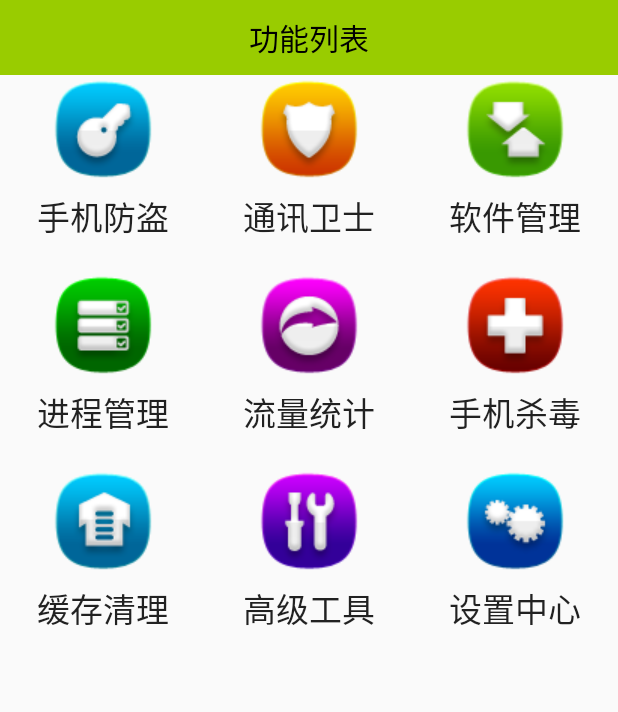
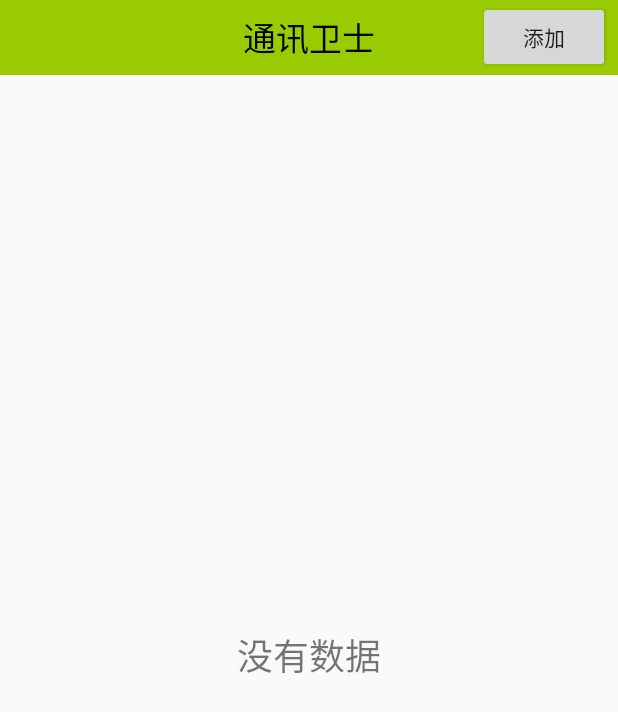
Before and after one commit to xiaoqianxin33/mobiesafe, an Android app: the screen it shows after launch (MnActivity before the commit, TelSmsSafeActivity after it), after a tap on "通讯卫士", on a phone screen of 412 x 824 dp. Shown: the top 712 px of the screen. Run offline under Robolectric (Android 15) with nearby library versions, the phone set to English and light mode, and no system bars; our stand-ins replace ButterKnife; libraries missing offline, so code that uses them is left out: com.lidroid.xutils; 1 statement that could not run was skipped.

Commit message:
4/23/2:17

```diff
--- a/app/src/main/java/com/xiao/mobiesafe/activity/MnActivity.java
+++ b/app/src/main/java/com/xiao/mobiesafe/activity/MnActivity.java
@@ -54,6 +54,9 @@ public class MnActivity extends AppCompatActivity {
                         break;
                     case 7:
                         startActivity(new Intent(getApplication(), AToolsActivity.class));
+                        break;
+                    case 1:
+                        startActivity(new Intent(getApplication(), TelSmsSafeActivity.class));
                         break;
                 }
             }
--- /dev/null
+++ b/app/src/main/java/com/xiao/mobiesafe/activity/TelSmsSafeActivity.java
@@ -0,0 +1,178 @@
+package com.xiao.mobiesafe.activity;
+
+import android.os.Bundle;
+import android.os.Handler;
+import android.os.Message;
+import android.os.SystemClock;
+import android.support.v7.app.AppCompatActivity;
+import android.view.View;
+import android.view.ViewGroup;
+import android.widget.Adapter;
+import android.widget.BaseAdapter;
+import android.widget.Button;
+import android.widget.ImageView;
+import android.widget.ListView;
+import android.widget.ProgressBar;
+import android.widget.TextView;
+
+import com.xiao.mobiesafe.R;
+import com.xiao.mobiesafe.dao.BlackDao;
+import com.xiao.mobiesafe.domain.BlackBean;
+import com.xiao.mobiesafe.domain.BlackTable;
+
+import java.util.ArrayList;
+import java.util.List;
+
+import butterknife.Bind;
+import butterknife.ButterKnife;
+
+public class TelSmsSafeActivity extends AppCompatActivity {
+
+    @Bind(R.id.bt_telsms_addsafenumber)
+    Button btTelsmsAddsafenumber;
+    @Bind(R.id.lv_telsms_safenumbers)
+    ListView lvTelsmsSafenumbers;
+    @Bind(R.id.tv_telsms_nodata)
+    TextView tvTelsmsNodata;
+    @Bind(R.id.pb_telsms_loading)
+    ProgressBar pbTelsmsLoading;
+    BlackDao blackDao;
+    protected static final int LOADING = 1;
+    protected static final int FINISH = 2;
+    List<BlackBean> datas = new ArrayList<>();
+
+    public Handler handler = new Handler() {
+        @Override
+        public void handleMessage(Message msg) {
+            super.handleMessage(msg);
+
+            switch (msg.what) {
+                case LOADING:
+                    pbTelsmsLoading.setVisibility(View.VISIBLE);
+
+                    lvTelsmsSafenumbers.setVisibility(View.GONE);
+
+                    tvTelsmsNodata.setVisibility(View.GONE);
+                    break;
+
+                case FINISH:
+                    if (datas.size() == 0) {
+                        pbTelsmsLoading.setVisibility(View.GONE);
+
+                        lvTelsmsSafenumbers.setVisibility(View.GONE);
+
+                        tvTelsmsNodata.setVisibility(View.VISIBLE);
+                    } else {
+                        pbTelsmsLoading.setVisibility(View.GONE);
+
+                        lvTelsmsSafenumbers.setVisibility(View.VISIBLE);
+
+                        tvTelsmsNodata.setVisibility(View.GONE);
+                    }
+                    break;
+
+
+            }
+
+        }
+    };
+
+    @Override
+    protected void onCreate(Bundle savedInstanceState) {
+        super.onCreate(savedInstanceState);
+
+        blackDao = new BlackDao(getApplicationContext());
+        initView();
+        initDate();
+    }
+
+    private void initDate() {
+
+        new Thread() {
+            @Override
+            public void run() {
+
+                handler.obtainMessage(LOADING).sendToTarget();
+
+                SystemClock.sleep(2000);
+                datas = blackDao.getAllDatas();
+                handler.obtainMessage(FINISH).sendToTarget();
+            }
+        }.start();
+
+
+    }
+
+    private class ItemView {
+        TextView tv_phone;
+
+        TextView tv_mode;
+
+        ImageView iv_delete;
+    }
+
+
+    private void initView() {
+
+        setContentView(R.layout.activity_tel_sms_safe);
+        ButterKnife.bind(this);
+        MyAdapter adapter = new MyAdapter();
+
+        lvTelsmsSafenumbers.setAdapter(adapter);
+    }
+
+    class MyAdapter extends BaseAdapter {
+        @Override
+        public int getCount() {
+            return datas.size();
+        }
+
+        @Override
+        public Object getItem(int position) {
+            return null;
+        }
+
+        @Override
+        public long getItemId(int position) {
+            return position;
+        }
+
+        @Override
+        public View getView(int position, View convertView, ViewGroup parent) {
+            ItemView itemView = null;
+            if (convertView == null) {
+                convertView = View.inflate(getApplicationContext(), R.layout.item_telsmssafe_listview, null);
+                itemView = new ItemView();
+
+                itemView.iv_delete = (ImageView) convertView.findViewById(R.id.iv_telsmssafe_listview_item_delete);
+                itemView.tv_phone = (TextView) convertView.findViewById(R.id.tv_telsmssafe_listview_item_number);
+                itemView.tv_mode = (TextView) convertView.findViewById(R.id.tv_telsmssafe_listview_item_mode);
+
+                convertView.setTag(itemView);
+            } else {
+                itemView = (ItemView) convertView.getTag();
+            }
+
+            BlackBean bean = datas.get(position);
+
+            itemView.tv_phone.setText(bean.getPhone());
+
+            switch (bean.getMode()) {
+                case BlackTable.SMS:
+                    itemView.tv_mode.setText("短信拦截");
+                    break;
+                case BlackTable.TEL:
+                    itemView.tv_mode.setText("电话拦截");
+                    break;
+                case BlackTable.ALL:
+                    itemView.tv_mode.setText("全部拦截");
+                    break;
+
+                default:
+                    break;
+            }
+
+            return convertView;
+        }
+    }
+}
--- /dev/null
+++ b/app/src/main/java/com/xiao/mobiesafe/dao/BlackDao.java
@@ -0,0 +1,67 @@
+package com.xiao.mobiesafe.dao;
+
+import android.content.ContentValues;
+import android.content.Context;
+import android.database.Cursor;
+import android.database.sqlite.SQLiteDatabase;
+
+import com.xiao.mobiesafe.db.BlackDB;
+import com.xiao.mobiesafe.domain.BlackBean;
+import com.xiao.mobiesafe.domain.BlackTable;
+
+import java.util.ArrayList;
+import java.util.List;
+
+/**
+ * Created by xiao on 2016/4/23.
+ */
+public class BlackDao {
+
+    private BlackDB blackDB;
+
+    public BlackDao(Context context) {
+        this.blackDB = new BlackDB(context);
+    }
+
+    public void add(String phone,int mode) {
+        SQLiteDatabase database = blackDB.getWritableDatabase();
+        ContentValues values = new ContentValues();
+
+        values.put(BlackTable.PHONE, phone);
+        values.put(BlackTable.MODE,mode);
+
+        database.insert(BlackTable.BLACKTABLE, null, values);
+        database.close();
+    }
+
+    public void add(BlackBean bean){
+        add(bean.getPhone(), bean.getMode());
+    }
+
+    public void delete(String phone){
+        SQLiteDatabase db = this.blackDB.getWritableDatabase();
+        db.delete(BlackTable.BLACKTABLE, BlackTable.PHONE + "=?", new String[]{phone});
+        db.close();
+    }
+
+    public List<BlackBean> getAllDatas(){
+        List<BlackBean> datas = new ArrayList<BlackBean>();
+        SQLiteDatabase database = blackDB.getReadableDatabase();
+        Cursor cursor = database.rawQuery("select " + BlackTable.PHONE + ","
+                + BlackTable.MODE + " from " + BlackTable.BLACKTABLE, null);
+
+        while (cursor.moveToNext()) {
+            BlackBean bean = new BlackBean();
+
+            bean.setPhone(cursor.getString(0));
+
+            bean.setMode(cursor.getInt(1));
+
+            datas.add(bean);
+        }
+        cursor.close();
+        database.close();
+
+        return datas;
+    }
+}
--- /dev/null
+++ b/app/src/main/java/com/xiao/mobiesafe/db/BlackDB.java
@@ -0,0 +1,34 @@
+package com.xiao.mobiesafe.db;
+
+import android.content.Context;
+import android.database.DatabaseErrorHandler;
+import android.database.sqlite.SQLiteDatabase;
+import android.database.sqlite.SQLiteOpenHelper;
+
+/**
+ * Created by xiao on 2016/4/22.
+ */
+public class BlackDB extends SQLiteOpenHelper {
+
+    public BlackDB(Context context) {
+        super(context,"black.db",null,1);
+    }
+
+    public BlackDB(Context context, String name, SQLiteDatabase.CursorFactory factory, int version, DatabaseErrorHandler errorHandler) {
+        super(context, name, factory, version, errorHandler);
+    }
+
+    @Override
+    public void onCreate(SQLiteDatabase db) {
+
+        db.execSQL("create table blacktb(_id integer primary key autoincrement,phone text,mode integer)");
+
+    }
+
+    @Override
+    public void onUpgrade(SQLiteDatabase db, int oldVersion, int newVersion) {
+
+        db.execSQL("drop table blacktb");
+        onCreate(db);
+    }
+}
--- /dev/null
+++ b/app/src/main/java/com/xiao/mobiesafe/domain/BlackTable.java
@@ -0,0 +1,12 @@
+package com.xiao.mobiesafe.domain;
+
+public interface BlackTable {
+    String PHONE = "phone";
+    String MODE = "mode";
+    String BLACKTABLE = "blacktb";
+
+    int SMS = 1 << 0;
+    int TEL = 1 << 1;
+    int ALL = SMS | TEL;
+
+}
--- /dev/null
+++ b/app/src/main/res/layout/activity_tel_sms_safe.xml
@@ -0,0 +1,53 @@
+<?xml version="1.0" encoding="utf-8"?>
+<LinearLayout xmlns:android="http://schemas.android.com/apk/res/android"
+    xmlns:tools="http://schemas.android.com/tools"
+    android:layout_width="match_parent"
+    android:layout_height="match_parent"
+    android:orientation="vertical"
+    tools:context="com.xiao.mobiesafe.activity.TelSmsSafeActivity">
+
+    <RelativeLayout
+        android:layout_width="match_parent"
+        android:layout_height="wrap_content">
+
+        <TextView
+            style="@style/TitleStyle"
+            android:text="通讯卫士" />
+
+        <Button
+            android:id="@+id/bt_telsms_addsafenumber"
+            android:layout_width="wrap_content"
+            android:layout_height="wrap_content"
+            android:layout_alignParentRight="true"
+            android:layout_centerVertical="true"
+            android:layout_marginRight="5dip"
+            android:text="添加" />
+    </RelativeLayout>
+
+    <FrameLayout
+        android:layout_width="match_parent"
+        android:layout_height="match_parent">
+        <ListView
+            android:id="@+id/lv_telsms_safenumbers"
+            android:layout_width="fill_parent"
+            android:layout_height="fill_parent"
+            android:fastScrollEnabled="true"
+            android:visibility="gone" />
+
+        <TextView
+            android:id="@+id/tv_telsms_nodata"
+            android:layout_width="wrap_content"
+            android:layout_height="wrap_content"
+            android:layout_gravity="center"
+            android:text="没有数据"
+            android:textSize="24sp"
+            android:visibility="gone" />
+
+        <ProgressBar
+            android:id="@+id/pb_telsms_loading"
+            android:layout_width="wrap_content"
+            android:layout_height="wrap_content"
+            android:layout_gravity="center"
+            android:visibility="gone" />
+    </FrameLayout>
+</LinearLayout>
```
Also changed, not shown: app/src/main/AndroidManifest.xml (+12 -3 lines), app/src/main/java/com/xiao/mobiesafe/domain/BlackBean.java (added, +23 -0 lines), app/src/main/res/drawable/iv_delete_selector.xml (added, +9 -0 lines), app/src/main/res/layout/item_telsmssafe_listview.xml (added, +36 -0 lines), app/src/main/res/drawable/ic_delete_btn.png (added), app/src/main/res/drawable/ic_delete_btn_focused.png (added), 1 other file.
